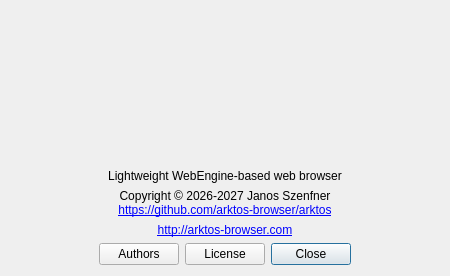
Above: src/aboutdialog.ui from IT-Space-2026/arktos before the change. Below: the same form after it.
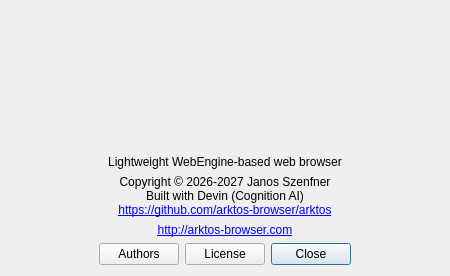
That is the form after the change.

Commit message:
credits: contributors list trimmed to maintainer + Devin
AUTHORS (shown by About > Authors) now lists only Janos Szenfner and
Devin; the About dialog gains a 'Built with Devin (Cognition AI)' line.

debian/copyright, source-file license headers and THIRD-PARTY-NOTICES
are untouched — they are legal copyright/attribution statements for the
GPL-derived code and bundled components, not contributor lists.

Generated with [Devin](https://devin.ai)

```diff
--- a/src/aboutdialog.ui
+++ b/src/aboutdialog.ui
@@ -138,6 +138,7 @@
 p, li { white-space: pre-wrap; }
 &lt;/style&gt;&lt;/head&gt;&lt;body style=&quot;font-size:9pt;&quot;&gt;
 &lt;p style=&quot; margin-top:0px; margin-bottom:0px; margin-left:0px; margin-right:0px; -qt-block-indent:0; text-indent:0px;&quot;&gt;Copyright © 2026-2027 Janos Szenfner&lt;/p&gt;
+&lt;p style=&quot; margin-top:0px; margin-bottom:0px; margin-left:0px; margin-right:0px; -qt-block-indent:0; text-indent:0px;&quot;&gt;Built with Devin (Cognition AI)&lt;/p&gt;
 &lt;p style=&quot; margin-top:0px; margin-bottom:0px; margin-left:0px; margin-right:0px; -qt-block-indent:0; text-indent:0px;&quot;&gt;&lt;a href=&quot;https://github.com/arktos-browser/arktos&quot;&gt;&lt;span style=&quot; text-decoration: underline;&quot;&gt;https://github.com/arktos-browser/arktos&lt;/span&gt;&lt;/a&gt;&lt;/p&gt;&lt;/body&gt;&lt;/html&gt;</string>
      </property>
      <property name="alignment">
```
The commit also changes 1 other file.
